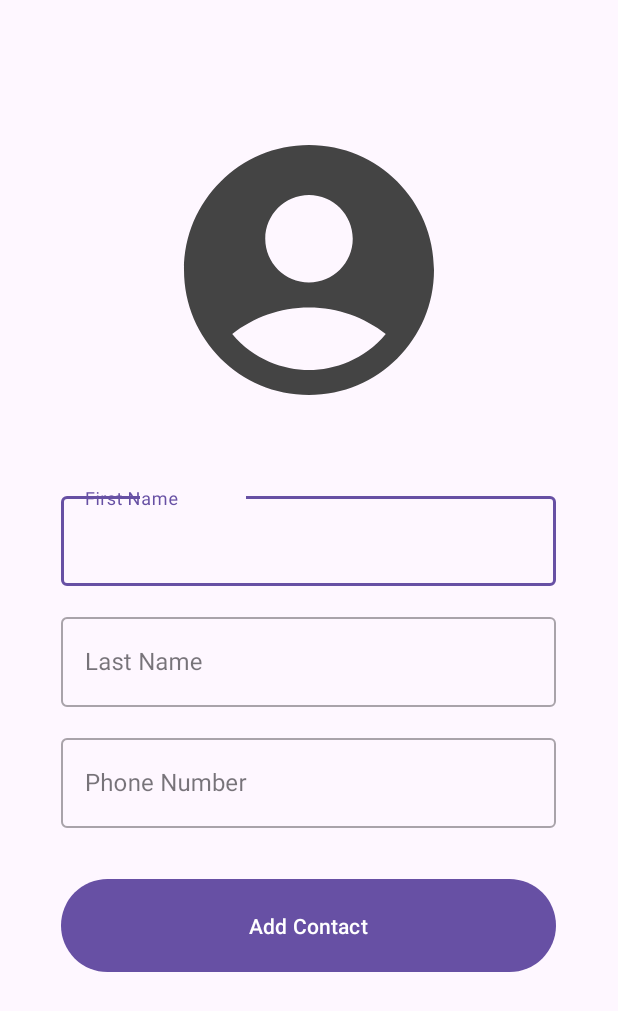
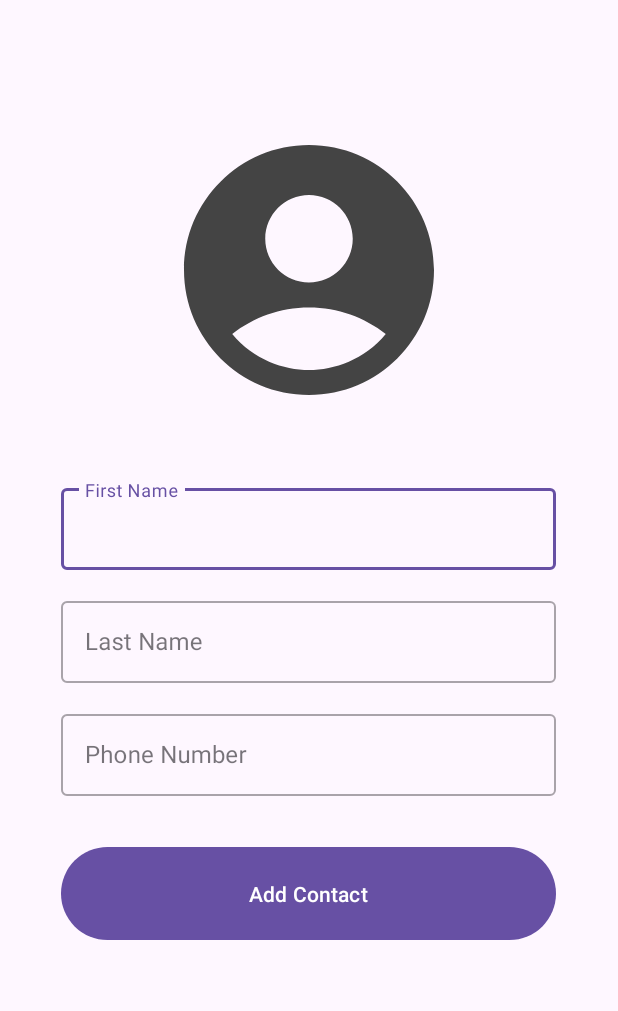
Before and after one commit to Pranav-Choudhary-ui/Dialnet, an Android app: the screen it shows after launch (AddNewContactActivity), after a tap on "Add Contact", on a phone screen of 412 x 824 dp. Shown: the top 1011 px of the screen. Run offline under Robolectric (Android 15) with nearby library versions, the phone set to English and light mode, and no system bars; our stand-ins replace Room's generated code, data binding.

Commit message:
Project Started Working

```diff
--- a/app/src/main/java/com/example/dialnet/AddNewContactActivity.java
+++ b/app/src/main/java/com/example/dialnet/AddNewContactActivity.java
@@ -8,6 +8,7 @@ import androidx.core.graphics.Insets;
 import androidx.core.view.ViewCompat;
 import androidx.core.view.WindowInsetsCompat;
 import androidx.databinding.DataBindingUtil;
+import androidx.lifecycle.ViewModelProvider;
 
 import com.example.dialnet.databinding.ActivityAddNewContactBinding;
 
@@ -15,21 +16,33 @@ public class AddNewContactActivity extends AppCompatActivity {
 
     private ActivityAddNewContactBinding binding;
     private AddNewContactClickHandler handler;
+    private Contacts contacts;
 
     @Override
     protected void onCreate(Bundle savedInstanceState) {
         super.onCreate(savedInstanceState);
         EdgeToEdge.enable(this);
-        setContentView(R.layout.activity_add_new_contact);
-        ViewCompat.setOnApplyWindowInsetsListener(findViewById(R.id.main), (v, insets) -> {
-            Insets systemBars = insets.getInsets(WindowInsetsCompat.Type.systemBars());
-            v.setPadding(systemBars.left, systemBars.top, systemBars.right, systemBars.bottom);
-            return insets;
-        });
+
+        contacts = new Contacts();
 
         binding= DataBindingUtil.setContentView(
                 this,
                 R.layout.activity_add_new_contact
         );
+
+
+        // VIew Model
+        MyViewModel myViewModel = new ViewModelProvider(this)
+                .get(MyViewModel.class);
+
+
+        handler = new AddNewContactClickHandler(
+                contacts,
+                this,
+                myViewModel
+        );
+
+        binding.setContact(contacts);
+        binding.setContactClickHandler(handler);
     }
 }
--- a/app/src/main/java/com/example/dialnet/ContactDatabase.java
+++ b/app/src/main/java/com/example/dialnet/ContactDatabase.java
@@ -11,8 +11,9 @@ public abstract class ContactDatabase extends RoomDatabase {
 
     public abstract ContactsDAO getContactDAO();
 
-    private static ContactDatabase dbInstance; // Singleton Pattern
+    private static ContactDatabase dbInstance; // Singleton Pattern or Instance is created
 
+    //Method for creating Database
     public static synchronized ContactDatabase getInstance(Context context){
 
         if(dbInstance == null){
--- a/app/src/main/java/com/example/dialnet/ContactsDAO.java
+++ b/app/src/main/java/com/example/dialnet/ContactsDAO.java
@@ -9,14 +9,14 @@ import androidx.room.Query;
 import java.util.List;
 
 @Dao
-public interface ContactsDAO {
+public interface ContactsDAO { // Data Access Object
 
     @Insert
-    void insert(Contacts contacts);
+    void insert(Contacts contacts); // Insert Command to Database
 
     @Delete
-    void delete(Contacts contacts);
+    void delete(Contacts contacts);  // Delete Command to Database
 
     @Query("SELECT * FROM contact_table")
-    LiveData<List<Contacts>> getAllContacts();
+    LiveData<List<Contacts>> getAllContacts(); // Show All Contacts
 }
--- a/app/src/main/java/com/example/dialnet/MainActivity.java
+++ b/app/src/main/java/com/example/dialnet/MainActivity.java
@@ -3,34 +3,105 @@ package com.example.dialnet;
 import android.os.Bundle;
 
 import androidx.activity.EdgeToEdge;
+import androidx.annotation.NonNull;
 import androidx.appcompat.app.AppCompatActivity;
 import androidx.core.graphics.Insets;
 import androidx.core.view.ViewCompat;
 import androidx.core.view.WindowInsetsCompat;
 import androidx.databinding.DataBindingUtil;
+import androidx.lifecycle.Observer;
+import androidx.lifecycle.ViewModelProvider;
+import androidx.recyclerview.widget.ItemTouchHelper;
+import androidx.recyclerview.widget.LinearLayoutManager;
+import androidx.recyclerview.widget.RecyclerView;
 
 import com.example.dialnet.databinding.ActivityMainBinding;
 
+import java.util.ArrayList;
+import java.util.List;
+
 public class MainActivity extends AppCompatActivity {
+
+    private ContactDatabase contactDatabase;
+    private ArrayList<Contacts> contactsArrayList = new ArrayList<>();
+
+    // Adapter
+    private MyAdapter myAdapter;
+
+    // Binding
     private ActivityMainBinding mainBinding;
     private MainActivityClickHandler handlers;
+
+    // View model
+    MyViewModel viewModel;
 
     @Override
     protected void onCreate(Bundle savedInstanceState) {
         super.onCreate(savedInstanceState);
 //        EdgeToEdge.enable(this);
-        setContentView(R.layout.activity_main);
-        ViewCompat.setOnApplyWindowInsetsListener(findViewById(R.id.main), (v, insets) -> {
-            Insets systemBars = insets.getInsets(WindowInsetsCompat.Type.systemBars());
-            v.setPadding(systemBars.left, systemBars.top, systemBars.right, systemBars.bottom);
-            return insets;
-        });
 
-
-
+        // Data Binding
         mainBinding = DataBindingUtil.setContentView(this, R.layout.activity_main);
         handlers = new MainActivityClickHandler(this);
 
         mainBinding.setClickHandler(handlers);
+
+        // RecyclerView
+        RecyclerView recyclerView = mainBinding.recyclerView;
+        recyclerView.setLayoutManager(new LinearLayoutManager(this));
+        recyclerView.setHasFixedSize(true);
+
+
+
+
+
+        // Database:
+        contactDatabase = ContactDatabase.getInstance(this);
+
+        // View Model:
+        viewModel = new ViewModelProvider(this)
+                .get(MyViewModel.class);
+
+
+        // Loading the Data from ROOM DB
+        viewModel.getAllContacts().observe(this,
+                new Observer<List<Contacts>>() {
+                    @Override
+                    public void onChanged(List<Contacts> contacts) {
+
+                        contactsArrayList.clear();
+
+                        for (Contacts c: contacts){
+                            contactsArrayList.add(c);
+                        }
+
+                        myAdapter.notifyDataSetChanged();
+
+                    }
+                });
+
+
+
+        // Adapter
+        myAdapter = new MyAdapter(contactsArrayList);
+
+        // Linking the RecyclerView with the Adapter
+        recyclerView.setAdapter(myAdapter);
+
+        // swipe to delete
+        new ItemTouchHelper(new ItemTouchHelper.SimpleCallback(0,ItemTouchHelper.LEFT) {
+            @Override
+            public boolean onMove(@NonNull RecyclerView recyclerView, @NonNull RecyclerView.ViewHolder viewHolder, @NonNull RecyclerView.ViewHolder target) {
+                return false;
+            }
+
+            @Override
+            public void onSwiped(@NonNull RecyclerView.ViewHolder viewHolder, int direction) {
+                // If you swipe the item to the left
+                Contacts c = contactsArrayList.get(viewHolder.getAdapterPosition());
+
+                viewModel.deleteContact(c);
+            }
+        }).attachToRecyclerView(recyclerView);
     }
 }
--- a/app/src/main/java/com/example/dialnet/Repository.java
+++ b/app/src/main/java/com/example/dialnet/Repository.java
@@ -20,8 +20,6 @@ public class Repository {
     public Repository(Application application) {
         ContactDatabase contactDatabase = ContactDatabase.getInstance(application);
         this.contactDAO = contactDatabase.getContactDAO();
-
-
 
         executorService = Executors.newSingleThreadExecutor();
         handler = new Handler(Looper.getMainLooper());
--- a/app/src/main/res/layout/activity_add_new_contact.xml
+++ b/app/src/main/res/layout/activity_add_new_contact.xml
@@ -1,9 +1,10 @@
-<?xml version="1.0" encoding="utf-8"?>
+<!--Add new Contact Activity-->
 <layout
     xmlns:android="http://schemas.android.com/apk/res/android"
     xmlns:app="http://schemas.android.com/apk/res-auto"
     xmlns:tools="http://schemas.android.com/tools">
 
+<!--    Data Binding-->
     <data>
         <variable
             name="contactClickHandler"
@@ -11,94 +12,92 @@
         <variable
             name="contact"
             type="com.example.dialnet.Contacts" />
-
     </data>
 
+<!--    Linear - Parent Layout-->
     <LinearLayout
-
         android:id="@+id/main"
         android:layout_width="match_parent"
         android:layout_height="match_parent"
         tools:context=".AddNewContactActivity"
         android:orientation="vertical"
+        android:gravity="center_horizontal"
         >
-
+<!--    Contact Image-->
         <ImageView
             android:layout_width="200dp"
             android:layout_height="200dp"
             android:layout_marginTop="80dp"
             android:layout_marginBottom="30dp"
             android:src="@drawable/baseline_account_circle_24"
-        android:layout_gravity="center_horizontal"
             app:tint="#444444"
             />
+
+<!--        First Name Layout-->
         <com.google.android.material.textfield.TextInputLayout
+            android:id="@+id/firstNameInputLayout"
+            android:layout_width="330dp"
+            android:layout_height="60dp"
+            android:layout_marginTop="10dp"
             style="@style/Widget.MaterialComponents.TextInputLayout.OutlinedBox"
-        android:layout_width="match_parent"
-        android:layout_marginTop="15dp"
-        android:id="@+id/firstNameInputLayout"
-        android:layout_height="wrap_content"
-        android:hint="First Name"
-        app:boxBackgroundMode="outline"
-
-        android:autofillHints="name"
-        android:gravity="center_horizontal"
-        >
+            android:hint="First Name">
 
             <com.google.android.material.textfield.TextInputEditText
                 android:id="@+id/firstName"
-            android:text="@={contact.firstName}"
-            android:layout_width="330dp"
-            android:layout_height="60dp"/>
+                android:layout_width="match_parent"
+                android:layout_height="wrap_content"
+                android:autofillHints="name"
+                android:imeOptions="actionNext"
+                android:inputType="textCapWords|textPersonName"
+                android:text="@={contact.firstName}" />
         </com.google.android.material.textfield.TextInputLayout>
 
+<!--        Last Name Layout-->
         <com.google.android.material.textfield.TextInputLayout
+            android:id="@+id/lastNameInputLayout"
+            android:layout_width="330dp"
+            android:layout_height="60dp"
+            android:layout_marginTop="15dp"
             style="@style/Widget.MaterialComponents.TextInputLayout.OutlinedBox"
-        android:layout_width="match_parent"
-        android:layout_marginTop="15dp"
-        android:id="@+id/lastNameInputLayout"
-        android:layout_height="wrap_content"
-        android:hint="Last Name"
-        app:boxBackgroundMode="outline"
-
-        android:autofillHints="name"
-        android:gravity="center_horizontal">
+            android:hint="Last Name">
 
             <com.google.android.material.textfield.TextInputEditText
                 android:id="@+id/lastName"
+                android:layout_width="match_parent"
+                android:layout_height="wrap_content"
                 android:text="@={contact.lastName}"
-            android:layout_width="330dp"
-            android:layout_height="60dp"/>
+                android:imeOptions="actionNext"
+                android:inputType="textPersonName"
+                android:autofillHints="name"/>
         </com.google.android.material.textfield.TextInputLayout>
 
+<!--        Phone Number Layout-->
         <com.google.android.material.textfield.TextInputLayout
+            android:id="@+id/NumberInputLayout"
+            android:layout_width="330dp"
+            android:layout_height="60dp"
+            android:layout_marginTop="15dp"
             style="@style/Widget.MaterialComponents.TextInputLayout.OutlinedBox"
-        android:layout_width="match_parent"
-        android:layout_marginTop="15dp"
-        android:id="@+id/NumberInputLayout"
-        android:layout_height="wrap_content"
-        android:hint="Phone Number"
-        app:boxBackgroundMode="outline"
-
-        android:autofillHints="name"
-        android:gravity="center_horizontal">
+            android:hint="Phone Number">
 
             <com.google.android.material.textfield.TextInputEditText
                 android:id="@+id/phone"
-            android:text="@={contact.phone}"
-            android:layout_width="330dp"
-            android:layout_height="60dp"/>
+                android:layout_width="match_parent"
+                android:layout_height="wrap_content"
+                android:autofillHints="phone"
+                android:inputType="phone"
+                android:imeOptions="actionDone"
+                android:text="@={contact.phone}" />
         </com.google.android.material.textfield.TextInputLayout>
 
+<!--    Button to Add Contact-->
         <Button
             android:id="@+id/addContactButton"
             android:layout_width="330dp"
             android:layout_height="70dp"
             android:layout_marginTop="30dp"
-        android:layout_gravity="center_horizontal"
             android:text="Add Contact"
             android:onClick="@{contactClickHandler::onAddContactClicked}"
             />
-
     </LinearLayout>
 </layout>
--- a/app/src/main/res/values/strings.xml
+++ b/app/src/main/res/values/strings.xml
@@ -1,3 +1,4 @@
 <resources>
     <string name="app_name">DialNet</string>
+
 </resources>
```
Also changed, not shown: app/src/main/java/com/example/dialnet/Contacts.java (+15 -6 lines), app/src/main/java/com/example/dialnet/MyAdapter.java (+8 -7 lines), app/src/main/res/layout/activity_main.xml (+8 -7 lines), app/src/main/res/layout/contact_list.xml (+17 -14 lines). Lines whose indentation alone changed are shown as unchanged.
